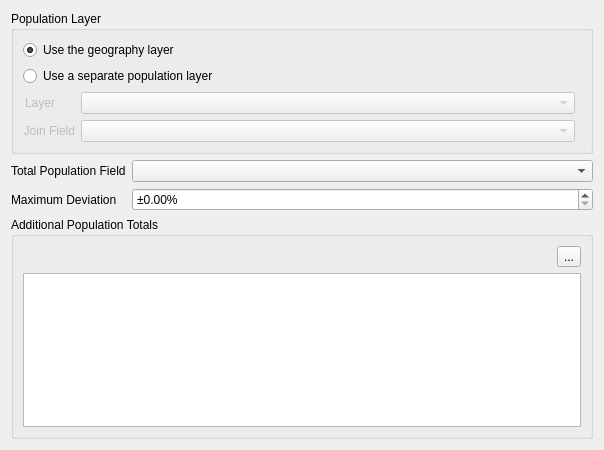
Above: ui/WzpEditPlanPopPage.ui from couteau/qgis_redistricting before the change. Below: the same form after it.
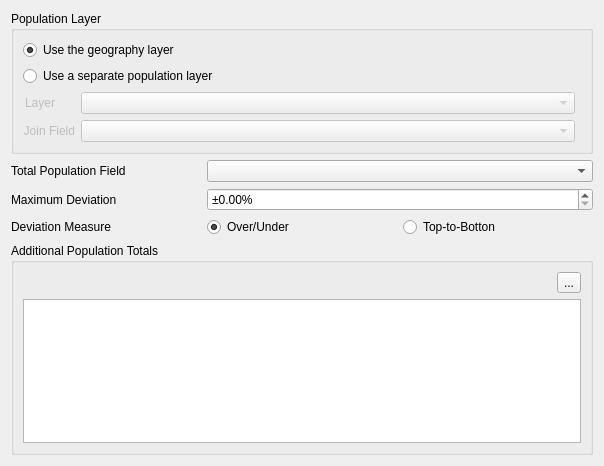
That is the form after the change. Custom widgets are drawn as their Qt base class.

Commit message: Deviation can be total or +/-

What changed in the file:
```diff
--- a/ui/WzpEditPlanPopPage.ui
+++ b/ui/WzpEditPlanPopPage.ui
@@ -7,7 +7,7 @@
     <x>0</x>
     <y>0</y>
     <width>604</width>
-    <height>450</height>
+    <height>466</height>
    </rect>
   </property>
   <property name="windowTitle">
@@ -20,22 +20,10 @@
    <string>Configure population data source</string>
   </property>
   <layout class="QGridLayout" name="gridLayout">
-   <item row="2" column="1">
-    <widget class="QDoubleSpinBox" name="sbxMaxDeviation">
-     <property name="sizePolicy">
-      <sizepolicy hsizetype="Expanding" vsizetype="Fixed">
-       <horstretch>0</horstretch>
-       <verstretch>0</verstretch>
-      </sizepolicy>
-     </property>
-     <property name="prefix">
-      <string>±</string>
-     </property>
-     <property name="suffix">
-      <string>%</string>
-     </property>
-     <property name="singleStep">
-      <double>0.100000000000000</double>
+   <item row="2" column="0">
+    <widget class="QLabel" name="lblMaxDeviation">
+     <property name="text">
+      <string>Maximum Deviation</string>
      </property>
     </widget>
    </item>
@@ -46,7 +34,7 @@
      </property>
     </widget>
    </item>
-   <item row="0" column="0" colspan="2">
+   <item row="0" column="0" colspan="3">
     <widget class="QGroupBox" name="gbxPopLayer">
      <property name="title">
       <string>Population Layer</string>
@@ -130,7 +118,7 @@
      </layout>
     </widget>
    </item>
-   <item row="3" column="0" colspan="2">
+   <item row="5" column="0" colspan="3">
     <widget class="QGroupBox" name="gbxPopFields">
      <property name="title">
       <string>Additional Population Totals</string>
@@ -152,7 +140,56 @@
      </layout>
     </widget>
    </item>
-   <item row="1" column="1">
+   <item row="4" column="1">
+    <widget class="QRadioButton" name="rbDeviationOverUnder">
+     <property name="text">
+      <string>Over/Under</string>
+     </property>
+     <property name="checked">
+      <bool>true</bool>
+     </property>
+     <attribute name="buttonGroup">
+      <string notr="true">buttonGroup</string>
+     </attribute>
+    </widget>
+   </item>
+   <item row="4" column="2">
+    <widget class="QRadioButton" name="rbDeviationTopToBottom">
+     <property name="text">
+      <string>Top-to-Botton</string>
+     </property>
+     <attribute name="buttonGroup">
+      <string notr="true">buttonGroup</string>
+     </attribute>
+    </widget>
+   </item>
+   <item row="4" column="0">
+    <widget class="QLabel" name="lblDeviationMeasure">
+     <property name="text">
+      <string>Deviation Measure</string>
+     </property>
+    </widget>
+   </item>
+   <item row="2" column="1" colspan="2">
+    <widget class="QDoubleSpinBox" name="sbxMaxDeviation">
+     <property name="sizePolicy">
+      <sizepolicy hsizetype="Expanding" vsizetype="Fixed">
+       <horstretch>0</horstretch>
+       <verstretch>0</verstretch>
+      </sizepolicy>
+     </property>
+     <property name="prefix">
+      <string>±</string>
+     </property>
+     <property name="suffix">
+      <string>%</string>
+     </property>
+     <property name="singleStep">
+      <double>0.100000000000000</double>
+     </property>
+    </widget>
+   </item>
+   <item row="1" column="1" colspan="2">
     <widget class="RdsFieldComboBox" name="cmbPopField">
      <property name="sizePolicy">
       <sizepolicy hsizetype="Expanding" vsizetype="Fixed">
@@ -162,13 +199,6 @@
      </property>
     </widget>
    </item>
-   <item row="2" column="0">
-    <widget class="QLabel" name="lblMaxDeviation">
-     <property name="text">
-      <string>Maximum Deviation</string>
-     </property>
-    </widget>
-   </item>
   </layout>
  </widget>
  <customwidgets>
```
Left out of the diff: 9 changed lines with no effect on the pictures. The commit also changes 14 other files.
